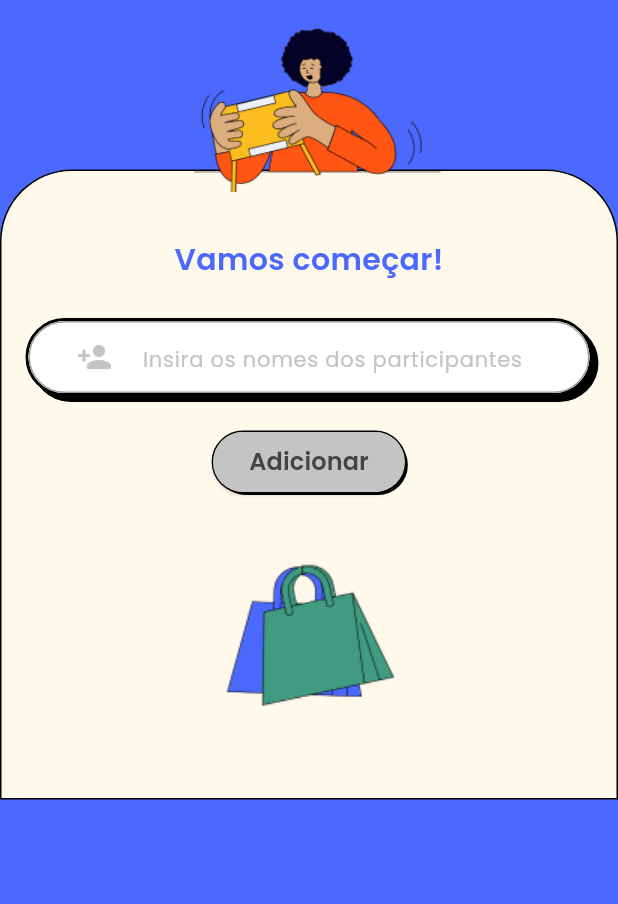
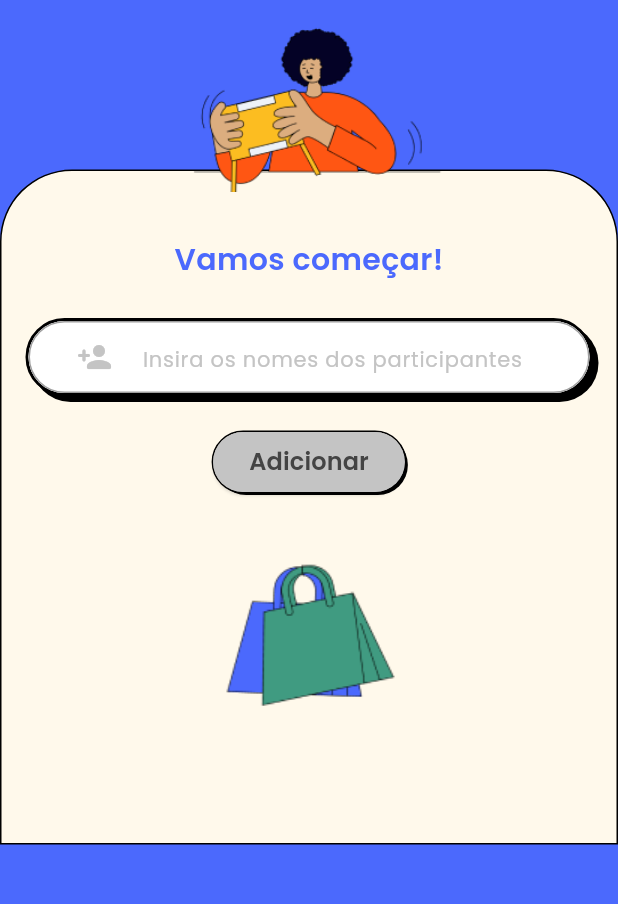
Before and after one commit to jvitorthomaz/Flutter_app_CI-CD_Practice, a Flutter app: the screen it shows after launch, on a phone screen of 412 x 824 dp, the part 240-1144 px from its top. Run offline on Flutter 3.47's test engine with Material 3 defaults, Android fonts, the phone set to English and light mode, and no system bars; our stand-ins replace bloc, flutter_bloc, flutter_svg, google_fonts.

Commit message:
feat: add space in form

```diff
--- a/lib/widgets/home/home_form_widget.dart
+++ b/lib/widgets/home/home_form_widget.dart
@@ -97,7 +97,7 @@ class _HomeFormWidgetState extends State<HomeFormWidget> {
                 ImageConstants.shoppingBags,
                 height: 140,
               ),
-              const SizedBox(height: 10),
+              const SizedBox(height: 40),
             ],
           ),
         ),
```
